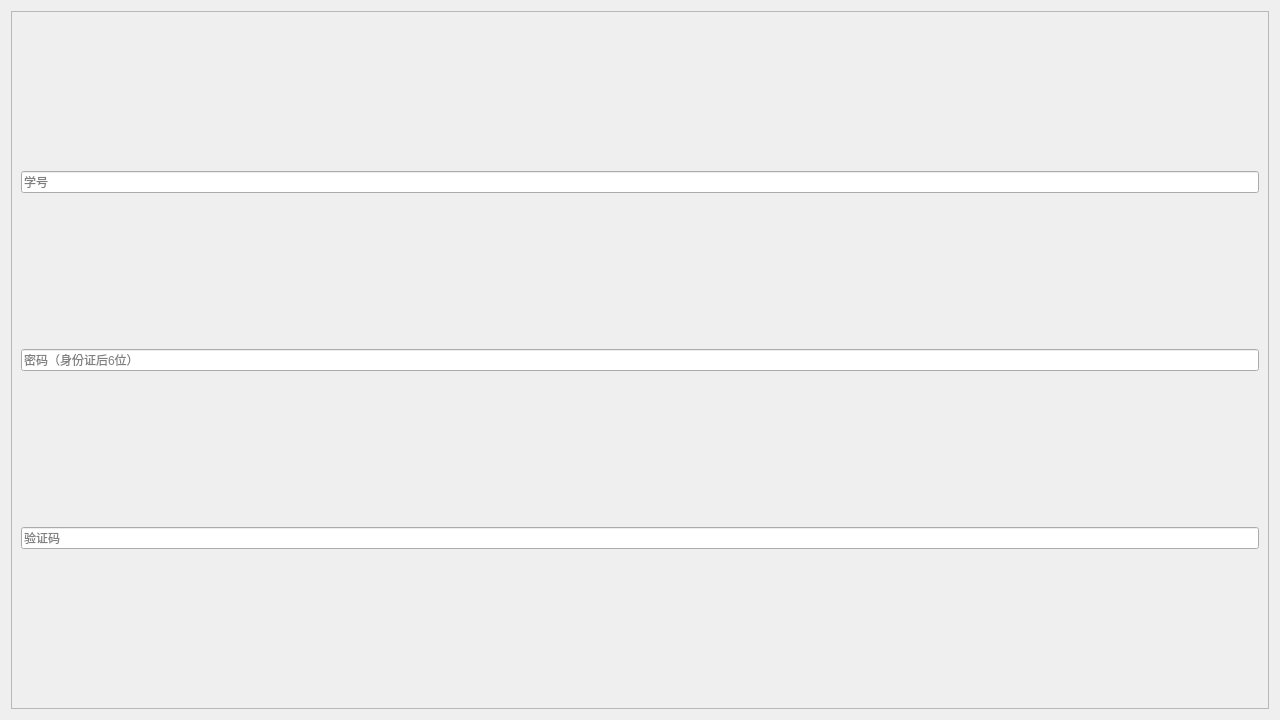
feroooooo/LibClient, file login.ui: the form before one commit.
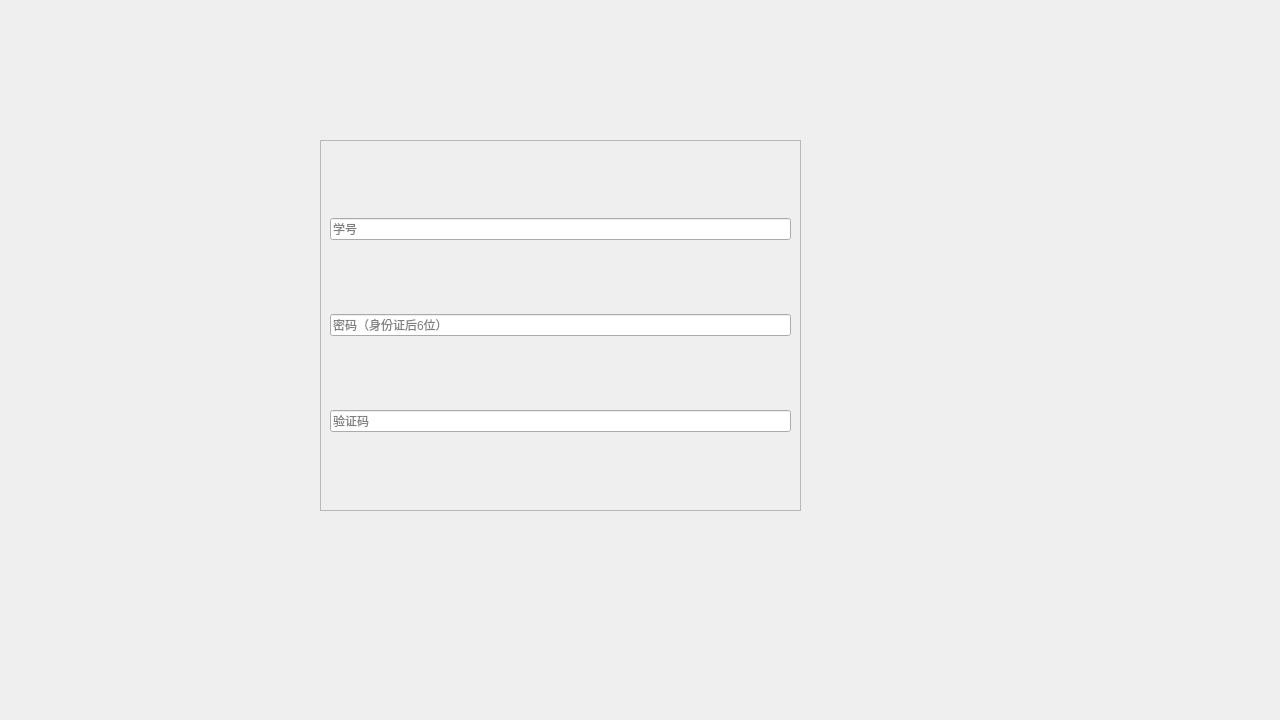
The form after the commit.

```diff
--- a/login.ui
+++ b/login.ui
@@ -25,9 +25,15 @@
   <property name="windowTitle">
    <string>登录</string>
   </property>
-  <layout class="QVBoxLayout" name="verticalLayout_2">
-   <item>
     <widget class="QFrame" name="frame">
+   <property name="geometry">
+    <rect>
+     <x>320</x>
+     <y>140</y>
+     <width>481</width>
+     <height>371</height>
+    </rect>
+   </property>
      <property name="styleSheet">
       <string notr="true"/>
      </property>
@@ -79,8 +85,6 @@
       </item>
      </layout>
     </widget>
-   </item>
-  </layout>
  </widget>
  <resources/>
  <connections/>
```
Lines whose indentation alone changed are shown as unchanged.
